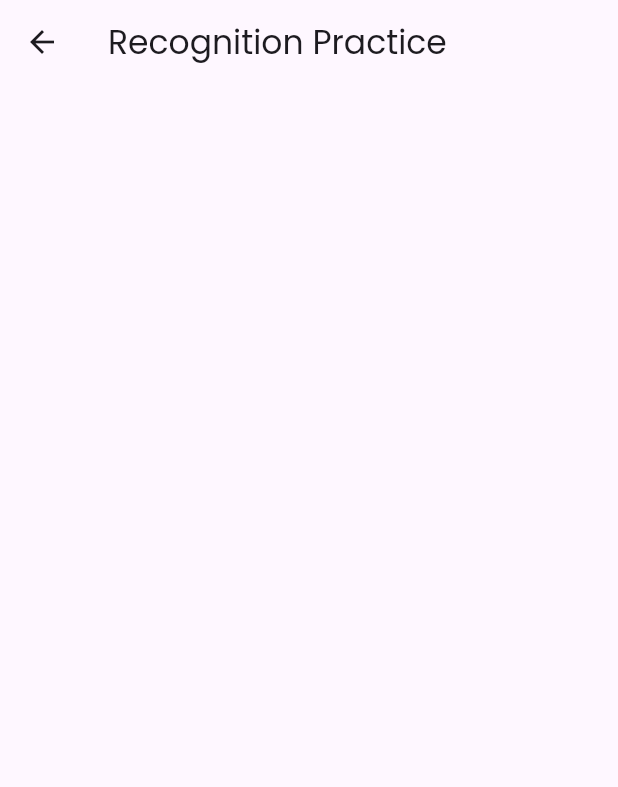
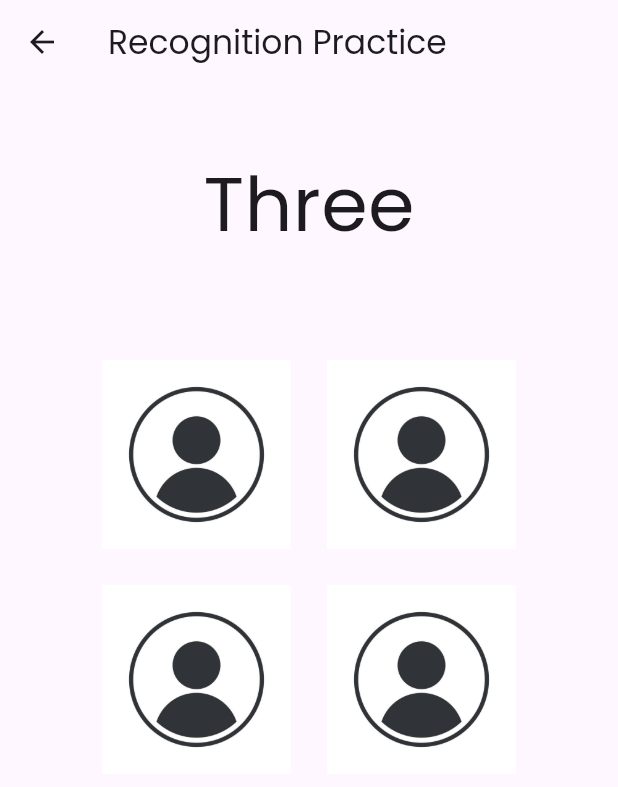
Before and after one commit to PeterDMadrid/Flutter_UI, a Flutter app: the RecognitionScreen screen opened by its route, after a tap on "I Got It", on a phone screen of 412 x 824 dp. Shown: the top 787 px of the screen. Run offline on Flutter 3.47's test engine with Material 3 defaults, Android fonts, the light colour scheme and no system bars; our stand-ins replace lottie; project files that could hold a hidden picture were left out.

Commit message:
initial recognition practice screen

```diff
--- a/lib/screens/practice/recognition_screen.dart
+++ b/lib/screens/practice/recognition_screen.dart
@@ -1,5 +1,7 @@
 import 'package:flutter/material.dart';
+import 'package:flutter_hands/base/res/media.dart';
 import 'package:flutter_hands/screens/practice/widgets/instructions.dart';
+import 'package:flutter_hands/screens/practice/widgets/choice_card.dart';
 
 class RecognitionScreen extends StatefulWidget {
   const RecognitionScreen({super.key});
@@ -45,6 +47,32 @@ class _RecognitionScreenState extends State<RecognitionScreen> {
       appBar: AppBar(
         title: const Text('Recognition Practice'),
       ),
+      body: Column(
+        children: [
+          const SizedBox(height: 45),
+          const Center(
+            child: Text(
+              "Three",
+              style: TextStyle(fontSize: 50),
+            )
+          ),
+          GridView.count(
+            crossAxisSpacing: 8.0,
+            mainAxisSpacing: 8.0,
+            crossAxisCount: 2,
+            childAspectRatio: 1,
+            padding: const EdgeInsets.all(60.0),
+            shrinkWrap: true,
+            physics: const NeverScrollableScrollPhysics(),
+            children: const <Widget>[
+              ChoiceCard(signImage: AppMedia.defaultProfilePhoto),
+              ChoiceCard(signImage: AppMedia.defaultProfilePhoto),
+              ChoiceCard(signImage: AppMedia.defaultProfilePhoto),
+              ChoiceCard(signImage: AppMedia.defaultProfilePhoto),
+            ],
+          ),
+        ],
+      ),
     );
   }
 }
--- /dev/null
+++ b/lib/screens/practice/widgets/choice_card.dart
@@ -0,0 +1,21 @@
+import 'package:flutter/material.dart';
+
+class ChoiceCard extends StatelessWidget {
+  const ChoiceCard({super.key, required this.signImage});
+
+  final String signImage;
+
+  @override
+  Widget build(BuildContext context) {
+    return Center(
+      child: IconButton(
+        icon: Image.asset(signImage),
+        iconSize: 50,
+        onPressed: () {},
+        splashColor: Colors.transparent,
+        highlightColor: Colors.transparent,
+        hoverColor: Colors.transparent,
+      )
+    );
+  }
+}
```
